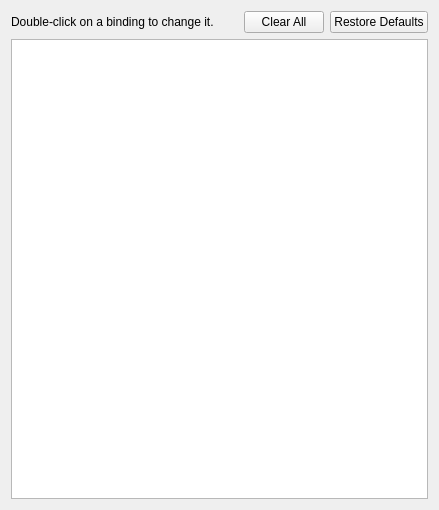
Above: src/citron/configuration/configure_hotkeys.ui from citron-neo/emulator before the change. Below: the same form after it.
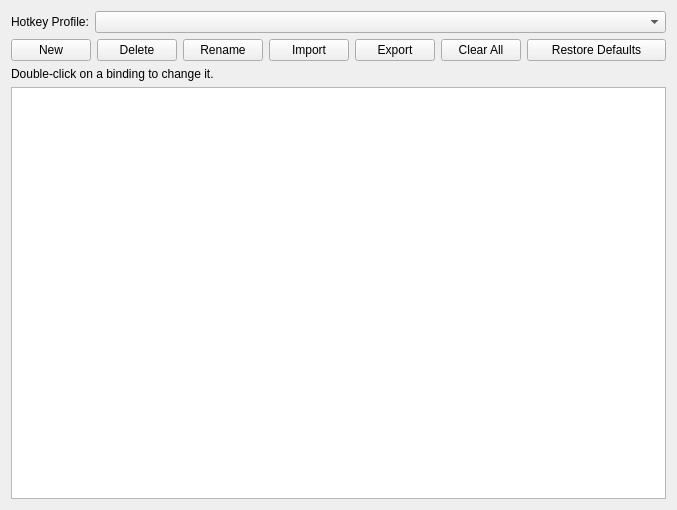
That is the form after the change.

Commit message: feat(hotkeys): Introduce Hotkey_Profile_Manager

The edit to the form file:
```diff
--- a/src/citron/configuration/configure_hotkeys.ui
+++ b/src/citron/configuration/configure_hotkeys.ui
@@ -20,14 +20,63 @@
    <item>
     <layout class="QHBoxLayout" name="horizontalLayout">
      <item>
-      <widget class="QLabel" name="label_2">
+      <widget class="QLabel" name="label_profile">
        <property name="text">
-        <string>Double-click on a binding to change it.</string>
+        <string>Hotkey Profile:</string>
        </property>
       </widget>
      </item>
      <item>
-      <spacer name="horizontalSpacer">
+      <widget class="QComboBox" name="combo_box_profile">
+       <property name="sizePolicy">
+        <sizepolicy hsizetype="Expanding" vsizetype="Fixed">
+         <horstretch>0</horstretch>
+         <verstretch>0</verstretch>
+        </sizepolicy>
+       </property>
+      </widget>
+     </item>
+    </layout>
+   </item>
+   <item>
+    <layout class="QHBoxLayout" name="horizontalLayout_Actions">
+     <item>
+      <widget class="QPushButton" name="button_new_profile">
+       <property name="text">
+        <string>New</string>
+       </property>
+      </widget>
+     </item>
+     <item>
+      <widget class="QPushButton" name="button_delete_profile">
+       <property name="text">
+        <string>Delete</string>
+       </property>
+      </widget>
+     </item>
+     <item>
+      <widget class="QPushButton" name="button_rename_profile">
+       <property name="text">
+        <string>Rename</string>
+       </property>
+      </widget>
+     </item>
+     <item>
+      <widget class="QPushButton" name="button_import_profile">
+       <property name="text">
+        <string>Import</string>
+       </property>
+      </widget>
+     </item>
+     <item>
+      <widget class="QPushButton" name="button_export_profile">
+       <property name="text">
+        <string>Export</string>
+       </property>
+      </widget>
+     </item>
+     <item>
+      <spacer name="horizontalSpacer_Buttons">
        <property name="orientation">
         <enum>Qt::Horizontal</enum>
        </property>
@@ -48,6 +97,24 @@
      </item>
      <item>
       <widget class="QPushButton" name="button_restore_defaults">
+       <property name="sizePolicy">
+        <sizepolicy hsizetype="Fixed" vsizetype="Fixed">
+         <horstretch>0</horstretch>
+         <verstretch>0</verstretch>
+        </sizepolicy>
+       </property>
+       <property name="minimumSize">
+        <size>
+         <width>139</width>
+         <height>0</height>
+        </size>
+       </property>
+       <property name="maximumSize">
+        <size>
+         <width>139</width>
+         <height>16777215</height>
+        </size>
+       </property>
        <property name="text">
         <string>Restore Defaults</string>
        </property>
@@ -55,6 +122,13 @@
      </item>
     </layout>
    </item>
+   <item>
+    <widget class="QLabel" name="label_2">
+     <property name="text">
+      <string>Double-click on a binding to change it.</string>
+     </property>
+    </widget>
+   </item>
    <item>
     <layout class="QVBoxLayout" name="verticalLayout_2">
      <item>
```
Left out of the diff: 2 changed lines with no effect on the pictures. The commit also changes 6 other files.
